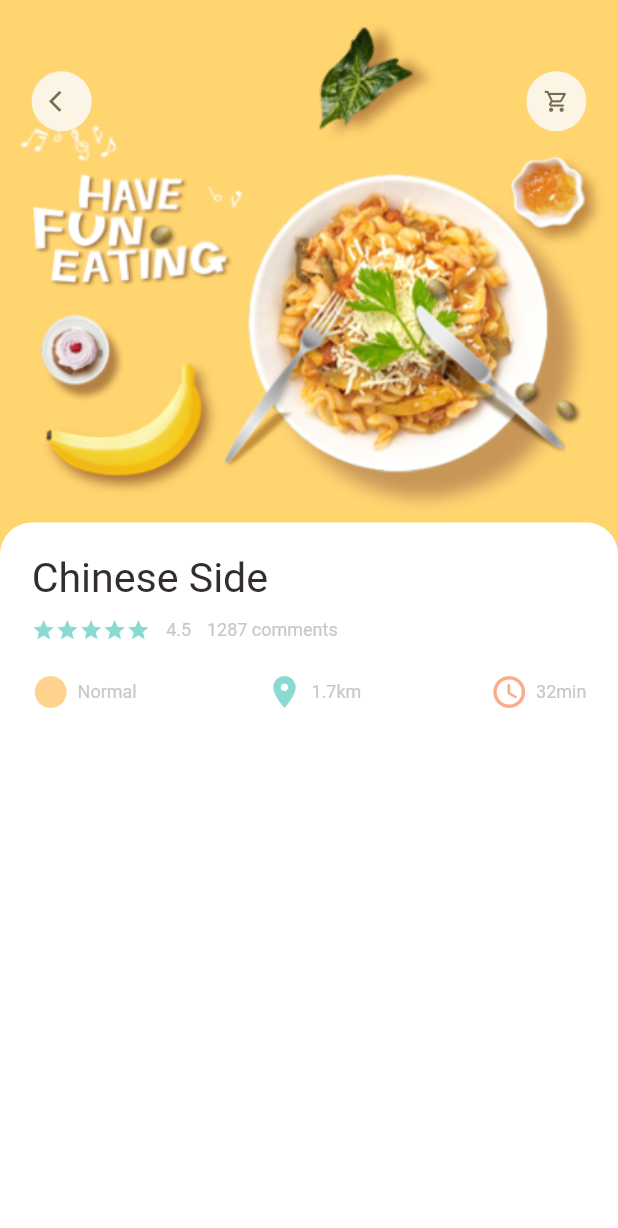
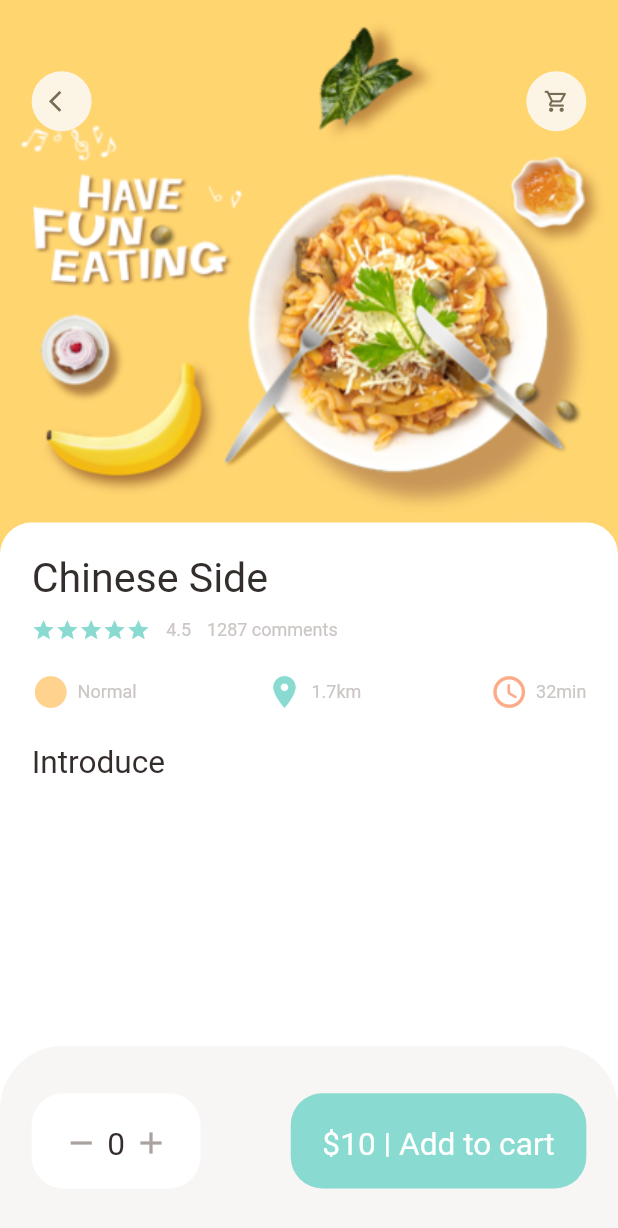
Before and after one commit to Bepo0328/food_delivery_app, a Flutter app: the screen it shows after launch, on a phone screen of 412 x 824 dp. Shown: the top 1228 px of the screen. Run offline on Flutter 3.47's test engine with Material 2 defaults, Android fonts, the phone set to English and light mode, and no system bars; our stand-ins replace dots_indicator, get.

Commit message:
FoodDeliveryApp: PopularFoodDetail - BottomNavigationBar

```diff
--- a/lib/pages/food/popular_food_detail.dart
+++ b/lib/pages/food/popular_food_detail.dart
@@ -8,6 +8,7 @@ class PopularFoodDetail extends StatelessWidget {
   @override
   Widget build(BuildContext context) {
     return Scaffold(
+      backgroundColor: Colors.white,
       body: Stack(
         children: [
           Positioned(
@@ -60,14 +61,91 @@ class PopularFoodDetail extends StatelessWidget {
                 color: Colors.white,
               ),
               child: Column(
-                children: const [
-                  AppColumn(text: 'Chinese Side'),
+                crossAxisAlignment: CrossAxisAlignment.start,
+                children: [
+                  const AppColumn(text: 'Chinese Side'),
+                  SizedBox(
+                    height: Dimenstions.height20,
+                  ),
+                  const BigText(text: 'Introduce'),
                 ],
               ),
             ),
           ),
         ],
       ),
+      bottomNavigationBar: Container(
+        padding: EdgeInsets.symmetric(
+          vertical: Dimenstions.height30,
+          horizontal: Dimenstions.width20,
+        ),
+        height: Dimenstions.bottomHeightBar,
+        decoration: BoxDecoration(
+          borderRadius: BorderRadius.only(
+            topLeft: Radius.circular(
+              Dimenstions.radius20 * 2,
+            ),
+            topRight: Radius.circular(
+              Dimenstions.radius20 * 2,
+            ),
+          ),
+          color: AppColors.buttonBackgroundColor,
+        ),
+        child: Row(
+          mainAxisAlignment: MainAxisAlignment.spaceBetween,
+          children: [
+            Container(
+              padding: EdgeInsets.symmetric(
+                vertical: Dimenstions.height20,
+                horizontal: Dimenstions.width20,
+              ),
+              decoration: BoxDecoration(
+                borderRadius: BorderRadius.circular(
+                  Dimenstions.radius20,
+                ),
+                color: Colors.white,
+              ),
+              child: Row(
+                children: [
+                  const Icon(
+                    Icons.remove,
+                    color: AppColors.signColor,
+                  ),
+                  SizedBox(
+                    width: Dimenstions.width05,
+                  ),
+                  const BigText(
+                    text: '0',
+                  ),
+                  SizedBox(
+                    width: Dimenstions.width05,
+                  ),
+                  const Icon(
+                    Icons.add,
+                    color: AppColors.signColor,
+                  ),
+                ],
+              ),
+            ),
+            Container(
+              padding: EdgeInsets.symmetric(
+                vertical: Dimenstions.height20,
+                horizontal: Dimenstions.width20,
+              ),
+              decoration: BoxDecoration(
+                borderRadius: BorderRadius.circular(
+                  Dimenstions.radius20,
+                ),
+                color: AppColors.mainColor,
+              ),
+              child: const BigText(
+                text: '\$10 | Add to cart',
+                color: Colors.white,
+              ),
+            ),
+          ],
+        ),
+      ),
     );
   }
 }
--- a/lib/utils/dimensions.dart
+++ b/lib/utils/dimensions.dart
@@ -52,4 +52,7 @@ class Dimenstions {
 
   // popular food
   static double popularFoodImgSize = screenHeight / 2.23;
+
+  // bottom height
+  static double bottomHeightBar = screenHeight / 6.50;
 }
```
